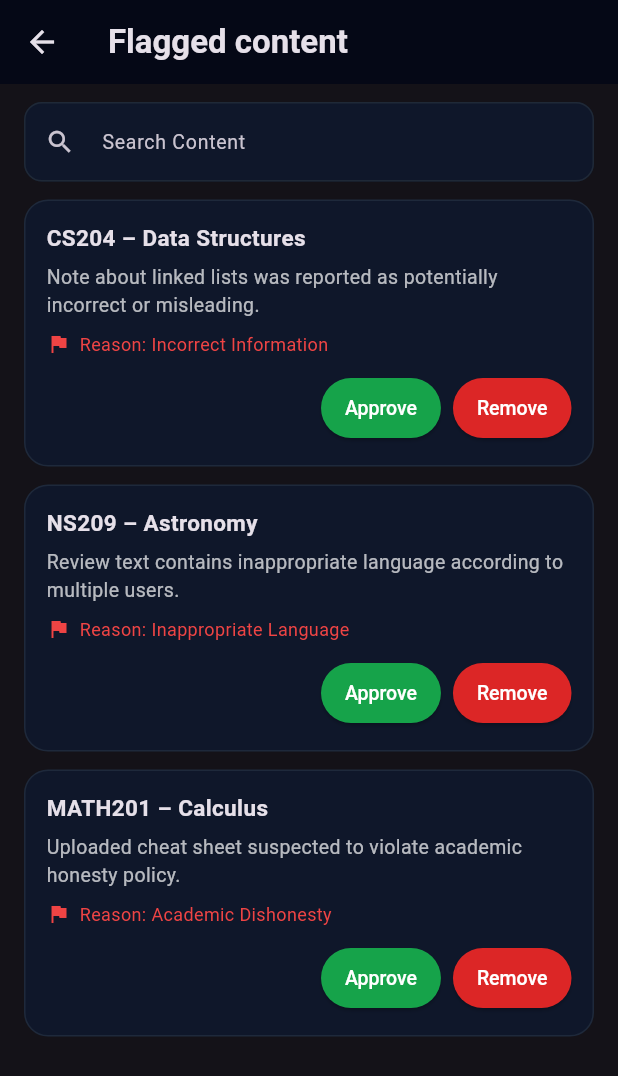
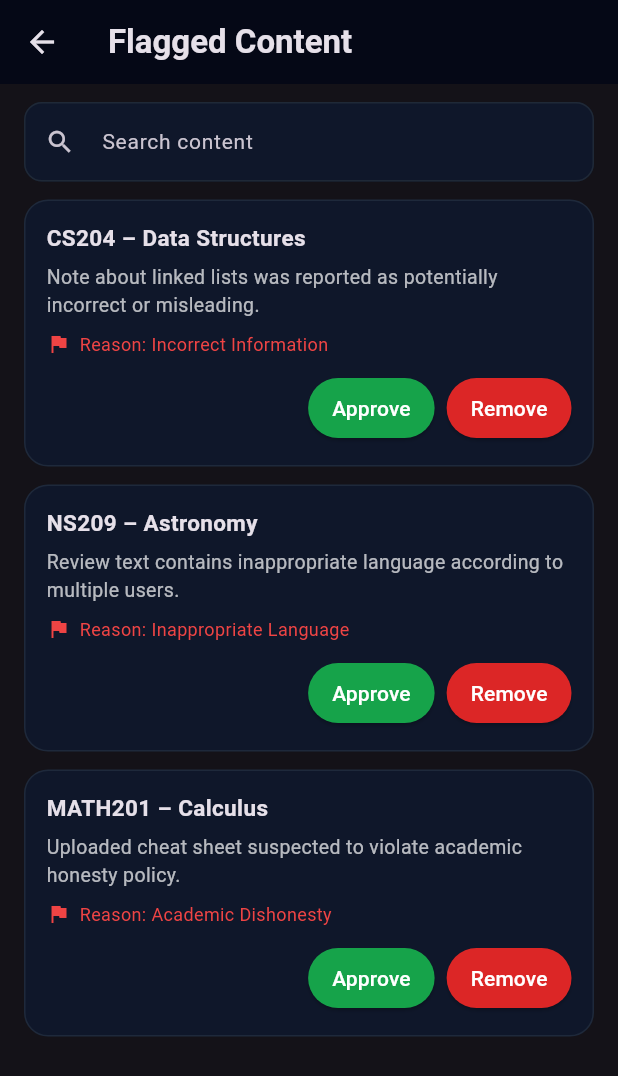
Before and after one commit to berksankir/SUders, a Flutter app: the FlaggedContentScreen screen opened directly, on a phone screen of 412 x 824 dp. Shown: the top 1076 px of the screen. Run offline on Flutter 3.47's test engine with Material 3 defaults, Android fonts, the phone set to English and light mode, and no system bars.

Commit message:
Updated admin_dashboard_page.dart and flagged_content_page.dart.

```diff
--- a/lib/pages/flagged_content_page.dart
+++ b/lib/pages/flagged_content_page.dart
@@ -5,7 +5,11 @@ class FlaggedItem {
   final String summary;
   final String reason;
 
-  FlaggedItem({required this.courseName, required this.summary, required this.reason});
+  FlaggedItem({
+    required this.courseName,
+    required this.summary,
+    required this.reason,
+  });
 }
 
 class FlaggedContentScreen extends StatefulWidget {
@@ -17,6 +21,7 @@ class FlaggedContentScreen extends StatefulWidget {
 
 class _FlaggedContentScreenState extends State<FlaggedContentScreen> {
   final TextEditingController _searchController = TextEditingController();
+  String _searchText = '';
 
   List<FlaggedItem> _items = [
     FlaggedItem(
@@ -36,7 +41,28 @@ class _FlaggedContentScreenState extends State<FlaggedContentScreen> {
     ),
   ];
 
-  String _searchText = '';
+  List<FlaggedItem> get filteredItems {
+    if (_searchText.isEmpty) return _items;
+    final q = _searchText.toLowerCase();
+
+    return _items.where((item) {
+      return item.courseName.toLowerCase().contains(q) ||
+          item.summary.toLowerCase().contains(q) ||
+          item.reason.toLowerCase().contains(q);
+    }).toList();
+  }
+
+  void _approve(FlaggedItem item) {
+    setState(() {
+      _items.remove(item);
+    });
+  }
+
+  void _remove(FlaggedItem item) {
+    setState(() {
+      _items.remove(item);
+    });
+  }
 
   @override
   void dispose() {
@@ -44,31 +70,9 @@ class _FlaggedContentScreenState extends State<FlaggedContentScreen> {
     super.dispose();
   }
 
-  List<FlaggedItem> get _filteredItems {
-    if (_searchText.isEmpty) return _items;
-    final q = _searchText.toLowerCase();
-    return _items.where((item) {
-      return item.courseName.toLowerCase().contains(q) ||
-          item.summary.toLowerCase().contains(q) ||
-          item.reason.toLowerCase().contains(q);
-    }).toList();
-  }
-
-  void _approveItem(FlaggedItem item) {
-    setState(() {
-      _items = _items.where((i) => i != item).toList();
-    });
-  }
-
-  void _removeItem(FlaggedItem item) {
-    setState(() {
-      _items = _items.where((i) => i != item).toList();
-    });
-  }
-
   @override
   Widget build(BuildContext context) {
-    final items = _filteredItems;
+    final items = filteredItems;
 
     return Scaffold(
       appBar: AppBar(
@@ -76,14 +80,14 @@ class _FlaggedContentScreenState extends State<FlaggedContentScreen> {
         elevation: 0,
         leading: IconButton(
           icon: const Icon(Icons.arrow_back),
-          onPressed: () {
-            Navigator.pop(context);
-          },
+          onPressed: () => Navigator.pop(context),
         ),
-        title: const Text('Flagged content', style: TextStyle(fontWeight: FontWeight.bold)),
+        title: const Text(
+          'Flagged Content',
+          style: TextStyle(fontWeight: FontWeight.bold),
         ),
-      body: SafeArea(
-        child: Padding(
+      ),
+      body: Padding(
         padding: const EdgeInsets.fromLTRB(16, 12, 16, 16),
         child: Column(
           children: [
@@ -91,8 +95,7 @@ class _FlaggedContentScreenState extends State<FlaggedContentScreen> {
               controller: _searchController,
               style: const TextStyle(fontSize: 14),
               decoration: InputDecoration(
-                  hintText: 'Search Content',
-                  hintStyle: const TextStyle(fontSize: 13),
+                hintText: 'Search content',
                 filled: true,
                 fillColor: const Color(0xFF0F172A),
                 prefixIcon: const Icon(Icons.search, size: 20),
@@ -102,40 +105,38 @@ class _FlaggedContentScreenState extends State<FlaggedContentScreen> {
                   icon: const Icon(Icons.clear, size: 18),
                   onPressed: () {
                     _searchController.clear();
-                      setState(() {
-                        _searchText = '';
-                      });
+                    setState(() => _searchText = '');
                   },
                 ),
                 border: OutlineInputBorder(
-                    borderSide: const BorderSide(color: Color(0xFF1F2937), width: 1),
+                  borderSide: const BorderSide(color: Color(0xFF1F2937)),
                   borderRadius: BorderRadius.circular(12),
                 ),
                 enabledBorder: OutlineInputBorder(
-                    borderSide: const BorderSide(color: Color(0xFF1F2937), width: 1),
+                  borderSide: const BorderSide(color: Color(0xFF1F2937)),
                   borderRadius: BorderRadius.circular(12),
                 ),
                 focusedBorder: OutlineInputBorder(
-                    borderSide: const BorderSide(color: Color(0xFF2563EB), width: 1),
+                  borderSide: const BorderSide(color: Color(0xFF2563EB)),
                   borderRadius: BorderRadius.circular(12),
                 ),
               ),
-                onChanged: (value) {
-                  setState(() {
-                    _searchText = value;
-                  });
-                },
+              onChanged: (v) => setState(() => _searchText = v),
             ),
             const SizedBox(height: 12),
             Expanded(
               child: items.isEmpty
                   ? const Center(
-                  child: Text('No flagged content.', style: TextStyle(color: Colors.white70)),
+                child: Text(
+                  'No flagged content.',
+                  style: TextStyle(color: Colors.white70),
+                ),
               )
                   : ListView.builder(
                 itemCount: items.length,
-                  itemBuilder: (context, index) {
-                    final item = items[index];
+                itemBuilder: (context, i) {
+                  final item = items[i];
+
                   return Container(
                     margin: const EdgeInsets.only(bottom: 12),
                     padding: const EdgeInsets.all(14),
@@ -147,14 +148,22 @@ class _FlaggedContentScreenState extends State<FlaggedContentScreen> {
                     child: Column(
                       crossAxisAlignment: CrossAxisAlignment.start,
                       children: [
-                          Text(item.courseName,
-                              style: const TextStyle(fontSize: 15, fontWeight: FontWeight.w600)),
+                        Text(
+                          item.courseName,
+                          style: const TextStyle(
+                            fontSize: 15,
+                            fontWeight: FontWeight.w600,
+                          ),
+                        ),
                         const SizedBox(height: 6),
                         Text(
                           item.summary,
                           maxLines: 3,
                           overflow: TextOverflow.ellipsis,
-                            style: const TextStyle(fontSize: 13, color: Colors.white70),
+                          style: const TextStyle(
+                            fontSize: 13,
+                            color: Colors.white70,
+                          ),
                         ),
                         const SizedBox(height: 8),
                         Row(
@@ -164,7 +173,10 @@ class _FlaggedContentScreenState extends State<FlaggedContentScreen> {
                             Expanded(
                               child: Text(
                                 'Reason: ${item.reason}',
-                                  style: const TextStyle(fontSize: 12, color: Color(0xFFEF4444)),
+                                style: const TextStyle(
+                                  fontSize: 12,
+                                  color: Color(0xFFEF4444),
+                                ),
                               ),
                             ),
                           ],
@@ -174,30 +186,26 @@ class _FlaggedContentScreenState extends State<FlaggedContentScreen> {
                           mainAxisAlignment: MainAxisAlignment.end,
                           children: [
                             ElevatedButton(
-                                onPressed: () => _approveItem(item),
+                              onPressed: () => _approve(item),
                               style: ElevatedButton.styleFrom(
                                 backgroundColor: const Color(0xFF16A34A),
                                 foregroundColor: Colors.white,
                                 padding: const EdgeInsets.symmetric(horizontal: 16, vertical: 8),
-                                  textStyle:
-                                  const TextStyle(fontSize: 13, fontWeight: FontWeight.w500),
                               ),
                               child: const Text('Approve'),
                             ),
                             const SizedBox(width: 8),
                             ElevatedButton(
-                                onPressed: () => _removeItem(item),
+                              onPressed: () => _remove(item),
                               style: ElevatedButton.styleFrom(
                                 backgroundColor: const Color(0xFFDC2626),
                                 foregroundColor: Colors.white,
                                 padding: const EdgeInsets.symmetric(horizontal: 16, vertical: 8),
-                                  textStyle:
-                                  const TextStyle(fontSize: 13, fontWeight: FontWeight.w500),
                               ),
                               child: const Text('Remove'),
                             ),
                           ],
-                          )
+                        ),
                       ],
                     ),
                   );
@@ -207,7 +215,6 @@ class _FlaggedContentScreenState extends State<FlaggedContentScreen> {
           ],
         ),
       ),
-      ),
     );
   }
 }
```
Also changed, not shown: lib/pages/admin_dashboard_page.dart (+56 -15 lines), 1 other file. Lines whose indentation alone changed are shown as unchanged.
